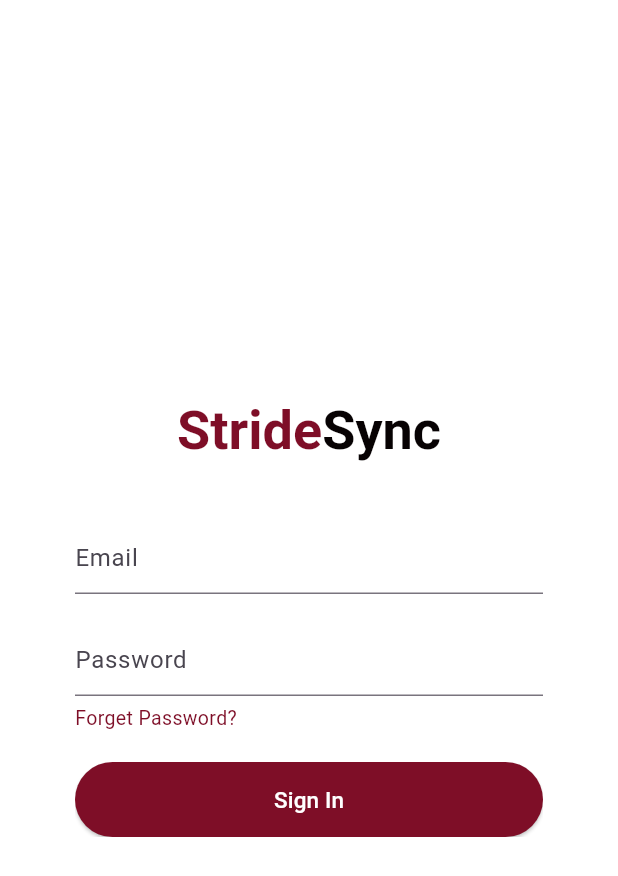
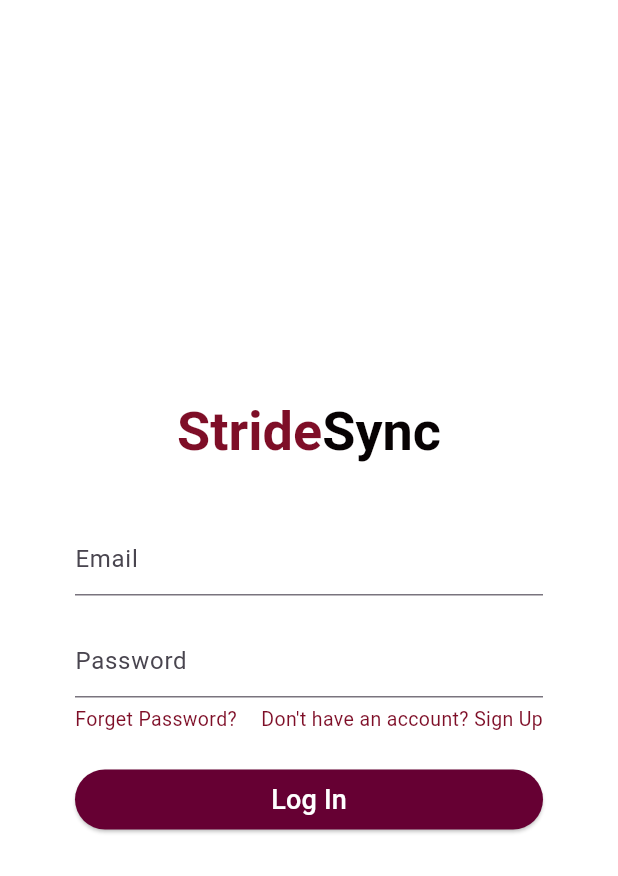
Before and after one commit to rosananana/stridesync-ui, a Flutter app: the screen it shows after launch, after a tap on "Log In", on a phone screen of 412 x 824 dp. Shown: the top 876 px of the screen. Run offline on Flutter 3.47's test engine with Material 3 defaults, Android fonts, the phone set to English and light mode, and no system bars; our stand-ins replace firebase_auth, firebase_core; accounts and stored records are empty; network calls fail.

Commit message:
modified:   lib/login.dart 	modified:   lib/main.dart

```diff
--- a/lib/login.dart
+++ b/lib/login.dart
@@ -1,5 +1,6 @@
 import 'package:firebase_auth/firebase_auth.dart';
 import 'package:flutter/material.dart';
+import 'package:stridesync_ui/firebase_auth.dart';
 
 class LoginScreen extends StatefulWidget {
   LoginScreen({super.key});
@@ -9,56 +10,16 @@ class LoginScreen extends StatefulWidget {
 }
 
 class _LoginScreenState extends State<LoginScreen> {
-  final _emailController = TextEditingController();
-  final _passwordController = TextEditingController();
+  final FirebaseAuthService _auth = FirebaseAuthService();
 
-  void signIn() async {
-    showDialog(
-      context: context,
-      builder: (context) {
-        return const Center(
-          child: CircularProgressIndicator(),
-        );
-      }
-    );
+  TextEditingController _emailController = TextEditingController();
+  TextEditingController _passwordController = TextEditingController();
 
-    // try to sign in
-    try {
-      await FirebaseAuth.instance.signInWithEmailAndPassword(
-      email: _emailController.text,
-      password: _passwordController.text,
-      );
-      Navigator.pop(context);
-    } on FirebaseAuthException catch(e) {
-      Navigator.pop(context);
-      if (e.code == 'user-not-found') {
-        wrongEmail();
-      } else if (e.code == 'wrong-password') {
-        wrongPassword();
-      }
-    }
-  }
-
-  void wrongEmail() {
-    showDialog(
-      context: context,
-      builder: (context) {
-        return const AlertDialog(
-          title: Text("Incorrect Email"),
-        );
-      },
-    );
-  }
-
-  void wrongPassword() {
-  showDialog(
-    context: context,
-    builder: (context) {
-      return const AlertDialog(
-        title: Text("Incorrect Password"),
-      );
-    },
-  );
+  @override
+  void dispose() {
+    _emailController.dispose();
+    _passwordController.dispose();
+    super.dispose();
   }
 
   @override
@@ -77,42 +38,35 @@ class _LoginScreenState extends State<LoginScreen> {
               children: [
                 Center(
                     child: RichText(
-                    text: const TextSpan(children: [
-                      TextSpan(text: 'Stride',
+                        text: const TextSpan(
+                  children: [
+                    TextSpan(
+                      text: 'Stride',
                       style: TextStyle(
                         color: Color.fromARGB(255, 126, 14, 39),
                         fontSize: 36,
                         fontWeight: FontWeight.w600,
                       ),
                     ),
-
-                      TextSpan(text: 'Sync',
+                    TextSpan(
+                        text: 'Sync',
                         style: TextStyle(
                           color: Color.fromARGB(255, 7, 2, 3),
                           fontSize: 36,
                           fontWeight: FontWeight.w600,
-                        )
-                      )
-                    ],)
-                  )
-                ),
-
+                        ))
+                  ],
+                ))),
                 const SizedBox(
                   height: 40,
                 ),
-
                 TextField(
                     controller: _emailController,
                     keyboardType: TextInputType.emailAddress,
-                  decoration: const InputDecoration(
-                    hintText: "Email"
-                  )
-                ),
-
+                    decoration: const InputDecoration(hintText: "Email")),
                 const SizedBox(
                   height: 20,
                 ),
-
                 TextField(
                   controller: _passwordController,
                   obscureText: true,
@@ -120,49 +74,47 @@ class _LoginScreenState extends State<LoginScreen> {
                     hintText: "Password",
                   ),
                 ),
-
                 const SizedBox(
                   height: 5,
                 ),
-
-                const Text(
-                  'Forget Password?',
+                const Row(
+                  mainAxisAlignment: MainAxisAlignment.spaceBetween,
+                  children: [
+                    Text(
+                      "Forget Password?",
                       style: TextStyle(
                         color: Color.fromARGB(255, 126, 14, 39),
                         fontSize: 13,
                         fontWeight: FontWeight.w400,
                       ),
                     ),
-
+                    Text(
+                      "Don\'t have an account? Sign Up",
+                      style: TextStyle(
+                        color: Color.fromARGB(255, 126, 14, 39),
+                        fontSize: 13,
+                        fontWeight: FontWeight.w400,
+                      ),
+                    ),
+                  ],
+                ),
                 const SizedBox(
                   height: 20,
                 ),
-
-                Container(
-                  alignment: Alignment.center,
-                  child: ClipRRect(
-                    borderRadius: const BorderRadius.all(Radius.circular(10)),
-                    child: SizedBox(
-                      width: 315,
-                      height: 50,
-                      child: ElevatedButton(
-                        onPressed: () {
-                          signIn();
-                        },
+                ElevatedButton(
                   style: ElevatedButton.styleFrom(
-                          backgroundColor: Color.fromARGB(255, 126, 14, 39),
+                    foregroundColor: Colors.white,
+                    backgroundColor: const Color(0xFF660033),
+                    padding: const EdgeInsets.symmetric(horizontal: 16),
+                    shape: const RoundedRectangleBorder(
+                        borderRadius: BorderRadius.all(Radius.circular(20))),
+                    minimumSize: Size(double.infinity, 40),
                   ),
-                        child: const Text(
-                          'Sign In',
+                  onPressed: _signIn,
+                  child: const Text("Log In",
                       style: TextStyle(
-                            color: Colors.white,
-                            fontSize: 15,
-                            fontWeight: FontWeight.w500,
-                          ),
-                        ),
-                      ),
-                    ),
-                  ),
+                        fontSize: 18.0,
+                      )),
                 ),
               ],
             ),
@@ -171,4 +123,18 @@ class _LoginScreenState extends State<LoginScreen> {
       ),
     );
   }
+
+  void _signIn() async {
+    String email = _emailController.text;
+    String password = _passwordController.text;
+
+    User? user = await _auth.signInWithEmailAndPassword(email, password);
+
+    if (user != null) {
+      print("User has successfully signed in");
+      Navigator.pushNamed(context, "/landing");
+    } else {
+      print("Error");
     }
+  }
+}
--- a/lib/main.dart
+++ b/lib/main.dart
@@ -1,7 +1,23 @@
+import 'package:firebase_core/firebase_core.dart';
+import 'package:flutter/foundation.dart';
 import 'package:flutter/material.dart';
 import 'package:stridesync_ui/login.dart';
+import 'package:stridesync_ui/user_landing.dart';
 
-void main() {
+Future<void> main() async {
+  WidgetsFlutterBinding.ensureInitialized();
+  if (kIsWeb) {
+    await Firebase.initializeApp(
+      options: const FirebaseOptions(
+        apiKey: "AIzaSyC4q0ZHrYo6lwBs0OOH1t_ZGADSotJfjIM",
+        appId: "1:428070319156:web:8ebacaff969ae4a3d24661",
+        messagingSenderId: "428070319156",
+        projectId: "stridesync-2ded9",
+      ),
+    );
+  } else {
+    await Firebase.initializeApp();
+  }
   runApp(const MyApp());
 }
 
@@ -10,9 +26,13 @@
 
   @override
   Widget build(BuildContext context) {
-    return const MaterialApp(
-      home: HomePage(),
-    );
+    return MaterialApp(
+        debugShowCheckedModeBanner: false,
+        // home: HomePage(),
+        routes: {
+          "/": (context) => const HomePage(),
+          "/landing": (context) => userLanding(),
+        });
   }
 }
 
@@ -73,7 +93,8 @@
                     ),
                   ),
                 ),
-                ]),
+              ],
+            ),
             Row(
                 crossAxisAlignment: CrossAxisAlignment.start,
                 mainAxisAlignment: MainAxisAlignment.start,
@@ -101,7 +122,7 @@
                                     fontSize: 24.0,
                                     color: Colors.black,
                                     fontWeight: FontWeight.w400),
-                                maxLines: 3,
+                                maxLines: 4,
                               ),
                             ])),
                   ),
@@ -111,7 +132,7 @@
               height: 20,
             ),
             Padding(
-              padding: EdgeInsets.symmetric(horizontal: 16),
+              padding: const EdgeInsets.symmetric(horizontal: 16),
               child: ElevatedButton(
                 style: ElevatedButton.styleFrom(
                   foregroundColor: Colors.white,
@@ -119,13 +140,16 @@
                   padding: const EdgeInsets.symmetric(horizontal: 16),
                   shape: const RoundedRectangleBorder(
                       borderRadius: BorderRadius.all(Radius.circular(20))),
-                  minimumSize: Size(200, 36),
+                  minimumSize: const Size(200, 36),
                 ),
                 onPressed: () {
                   Navigator.push(context,
                       MaterialPageRoute(builder: (context) => LoginScreen()));
                 },
-                child: const Text("Log In"),
+                child: const Text("Log In",
+                    style: TextStyle(
+                      fontSize: 18.0,
+                    )),
               ),
             ),
           ],
--- a/pubspec.yaml
+++ b/pubspec.yaml
@@ -36,6 +36,9 @@ dependencies:
   # Use with the CupertinoIcons class for iOS style icons.
   cupertino_icons: ^1.0.2
   firebase_auth: ^4.16.0
+  firebase_core: ^2.24.2
+  cloud_firestore: ^4.14.0
+  firebase_storage: ^11.6.0
 
 dev_dependencies:
   flutter_test:
```
Also changed, not shown: lib/firebase_auth.dart (added, +29 -0 lines), lib/user_landing.dart (added, +111 -0 lines), pubspec.lock, 3 other files. Lines whose indentation alone changed are shown as unchanged.
